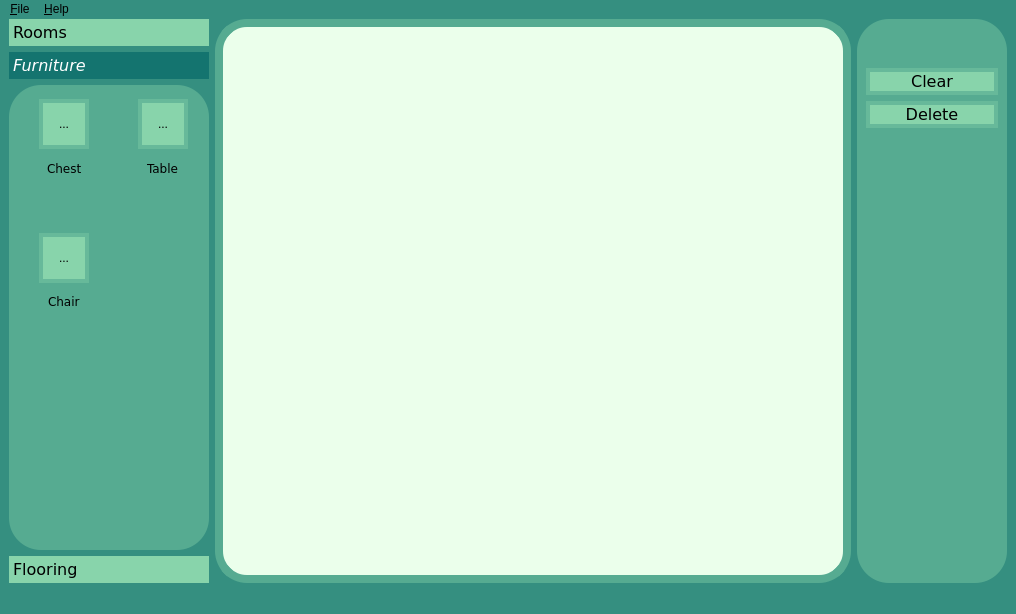
Qt form editwindow.ui (mdelaune/RoboSim) before a commit.
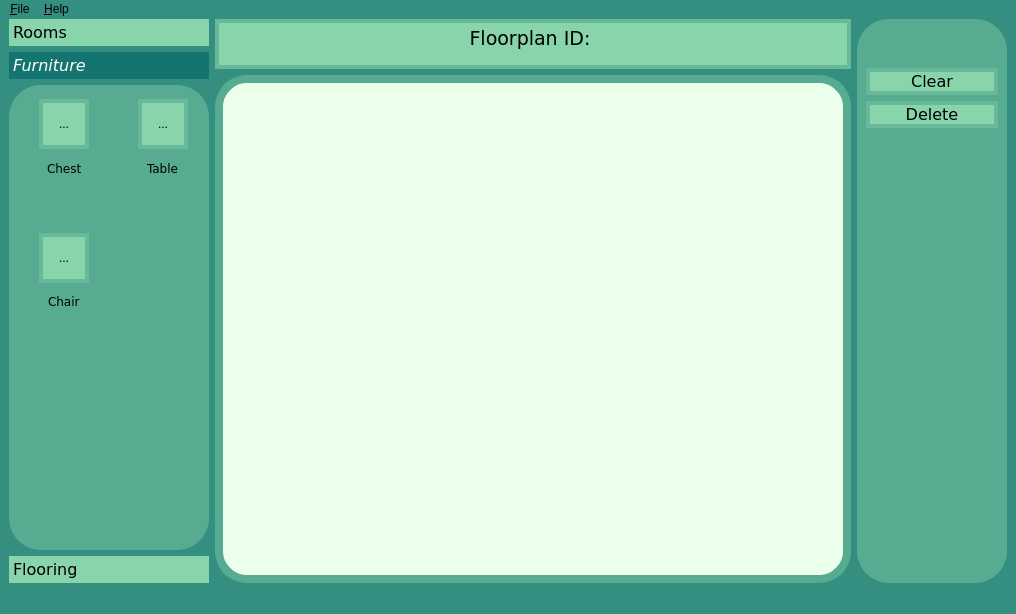
The same form after that commit. Icons and pictures are not drawn.

Commit message: updated summary window error checking, floorplan id generation, and ui

```diff
--- a/editwindow.ui
+++ b/editwindow.ui
@@ -700,6 +700,53 @@
         </widget>
        </item>
        <item>
+        <layout class="QVBoxLayout" name="verticalLayout_3">
+         <item>
+          <widget class="QTextBrowser" name="floorID">
+           <property name="sizePolicy">
+            <sizepolicy hsizetype="Expanding" vsizetype="Fixed">
+             <horstretch>0</horstretch>
+             <verstretch>0</verstretch>
+            </sizepolicy>
+           </property>
+           <property name="minimumSize">
+            <size>
+             <width>100</width>
+             <height>25</height>
+            </size>
+           </property>
+           <property name="maximumSize">
+            <size>
+             <width>16777215</width>
+             <height>50</height>
+            </size>
+           </property>
+           <property name="font">
+            <font>
+             <family>Verdana</family>
+             <pointsize>14</pointsize>
+            </font>
+           </property>
+           <property name="styleSheet">
+            <string notr="true">background: rgba(136, 212, 171, 1);
+border-width: 4px;
+border-style: solid;
+border-radius: 32px;
+border-color: rgba(103, 185, 154, 1);</string>
+           </property>
+           <property name="html">
+            <string>&lt;!DOCTYPE HTML PUBLIC &quot;-//W3C//DTD HTML 4.0//EN&quot; &quot;http://www.w3.org/TR/REC-html40/strict.dtd&quot;&gt;
+&lt;html&gt;&lt;head&gt;&lt;meta name=&quot;qrichtext&quot; content=&quot;1&quot; /&gt;&lt;meta charset=&quot;utf-8&quot; /&gt;&lt;style type=&quot;text/css&quot;&gt;
+p, li { white-space: pre-wrap; }
+hr { height: 1px; border-width: 0; }
+li.unchecked::marker { content: &quot;\2610&quot;; }
+li.checked::marker { content: &quot;\2612&quot;; }
+&lt;/style&gt;&lt;/head&gt;&lt;body style=&quot; font-family:'Verdana'; font-size:14pt; font-weight:400; font-style:normal;&quot;&gt;
+&lt;p align=&quot;center&quot; style=&quot; margin-top:0px; margin-bottom:0px; margin-left:0px; margin-right:0px; -qt-block-indent:0; text-indent:0px;&quot;&gt;&lt;span style=&quot; font-family:'Segoe UI';&quot;&gt;Floorplan ID: &lt;/span&gt;&lt;/p&gt;&lt;/body&gt;&lt;/html&gt;</string>
+           </property>
+          </widget>
+         </item>
+         <item>
         <widget class="QGraphicsView" name="graphicsView">
          <property name="minimumSize">
           <size>
@@ -715,6 +762,8 @@
 border-style: solid;</string>
          </property>
         </widget>
+         </item>
+        </layout>
        </item>
        <item>
         <widget class="QFrame" name="frame">
```
Lines whose indentation alone changed are shown as unchanged. The commit also changes 8 other files.
